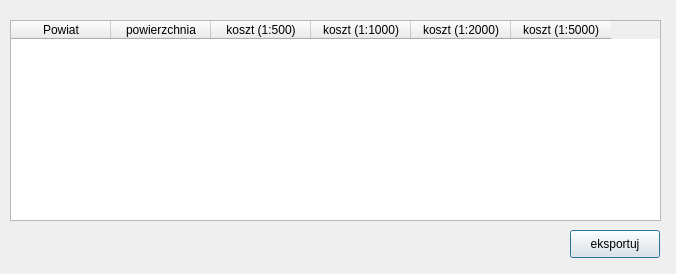
This is cost_table.ui in GrzWar/Koszt_mapy_zasadniczej as Qt 5 draws it before an edit. The edited form follows.
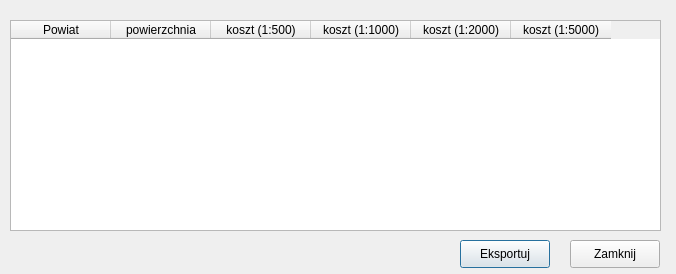
This is the edited form.

Commit message: dodanie przycisku Zamknij

```diff
--- a/cost_table.ui
+++ b/cost_table.ui
@@ -19,7 +19,7 @@
      <x>10</x>
      <y>20</y>
      <width>651</width>
-     <height>201</height>
+     <height>211</height>
     </rect>
    </property>
    <property name="alternatingRowColors">
@@ -59,14 +59,27 @@
   <widget class="QPushButton" name="exportBtn">
    <property name="geometry">
     <rect>
+     <x>460</x>
+     <y>240</y>
+     <width>90</width>
+     <height>28</height>
+    </rect>
+   </property>
+   <property name="text">
+    <string>Eksportuj</string>
+   </property>
+  </widget>
+  <widget class="QPushButton" name="closeBtn">
+   <property name="geometry">
+    <rect>
      <x>570</x>
-     <y>230</y>
+     <y>240</y>
      <width>90</width>
      <height>28</height>
     </rect>
    </property>
    <property name="text">
-    <string>eksportuj</string>
+    <string>Zamknij</string>
    </property>
   </widget>
  </widget>
```
Left out of the diff: 16 changed lines with no effect on the pictures. The commit also changes 2 other files.
